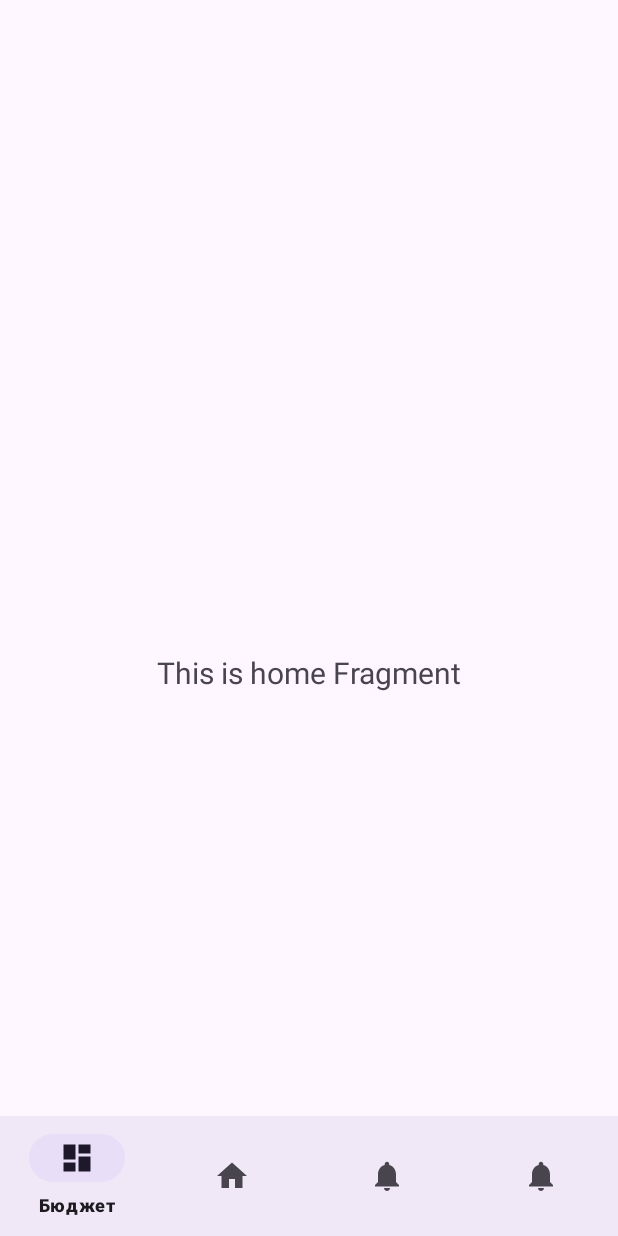
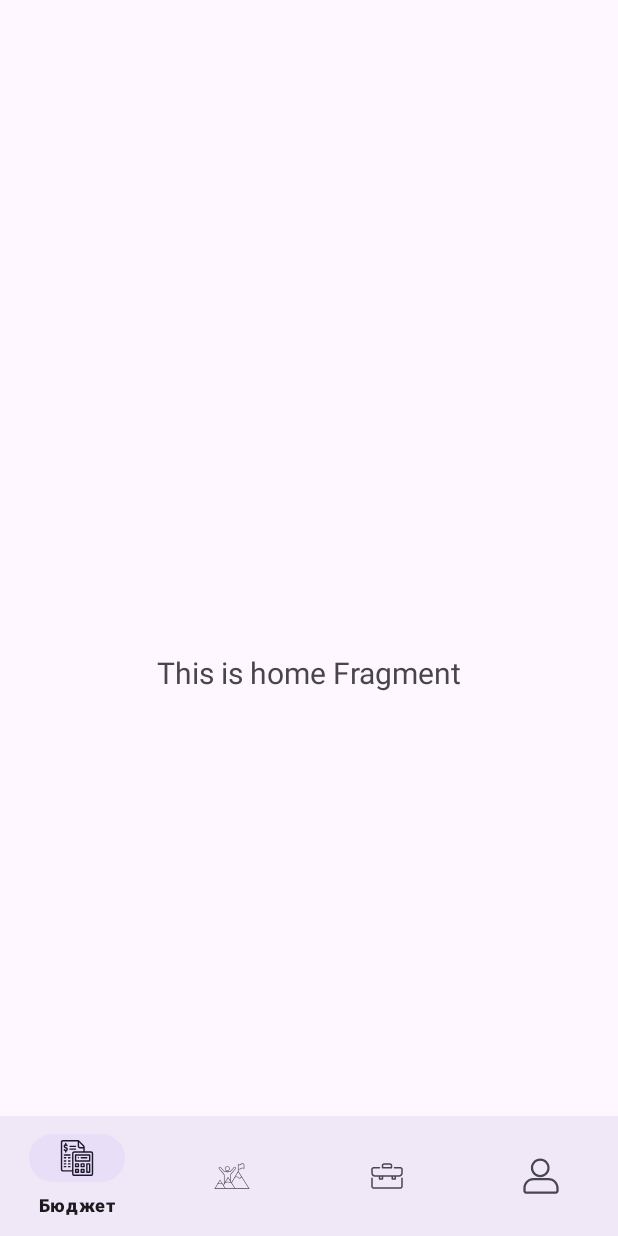
Before and after one commit to sanai1/Financial_Wunderwaffe, an Android app: the MainActivity screen opened directly, with no data from a screen before it, on a phone screen of 412 x 824 dp. Run offline under Robolectric (Android 15) with nearby library versions, the phone set to English and light mode, and no system bars; our stand-ins replace navigation-ui.

Commit message:
изменены иконки главных разделов приложения

```diff
--- /dev/null
+++ b/app/src/main/res/drawable/briefcase.xml
@@ -0,0 +1,9 @@
+<vector xmlns:android="http://schemas.android.com/apk/res/android"
+    android:width="48dp"
+    android:height="48dp"
+    android:viewportWidth="48"
+    android:viewportHeight="48">
+  <path
+      android:fillColor="#FF000000"
+      android:pathData="M45,27v11c0,1.654 -1.346,3 -3,3H6c-1.654,0 -3,-1.346 -3,-3V27c0,-0.553 0.448,-1 1,-1s1,0.447 1,1v11c0,0.552 0.449,1 1,1h36c0.552,0 1,-0.448 1,-1V27c0,-0.553 0.447,-1 1,-1S45,26.447 45,27zM17,13v-3c0,-1.654 1.346,-3 3,-3h8c1.654,0 3,1.346 3,3v3c0,0.552 -0.447,1 -1,1H18C17.448,14 17,13.552 17,13zM19,12h10v-2c0,-0.551 -0.448,-1 -1,-1h-8c-0.551,0 -1,0.449 -1,1V12zM45,15v5c0,2.757 -2.243,5 -5,5h-4v3c0,0.553 -0.447,1 -1,1h-4c-0.553,0 -1,-0.447 -1,-1v-3H19v3c0,0.553 -0.448,1 -1,1h-4c-0.552,0 -1,-0.447 -1,-1v-3H8c-2.757,0 -5,-2.243 -5,-5v-5c0,-1.654 1.346,-3 3,-3h8c0.552,0 1,0.448 1,1s-0.448,1 -1,1H6c-0.551,0 -1,0.449 -1,1v5c0,1.654 1.346,3 3,3h6h4h13h4h5c1.654,0 3,-1.346 3,-3v-5c0,-0.551 -0.448,-1 -1,-1h-8c-0.553,0 -1,-0.448 -1,-1s0.447,-1 1,-1h8C43.654,12 45,13.346 45,15zM17,25h-2v2h2V25zM34,25h-2v2h2V25z"/>
+</vector>
--- /dev/null
+++ b/app/src/main/res/drawable/budget.xml
@@ -0,0 +1,69 @@
+<vector xmlns:android="http://schemas.android.com/apk/res/android"
+    android:width="512dp"
+    android:height="512dp"
+    android:viewportWidth="512"
+    android:viewportHeight="512">
+  <path
+      android:fillColor="#FF000000"
+      android:pathData="M276,243c-5.52,0 -10,4.48 -10,10s4.48,10 10,10c5.52,0 10,-4.48 10,-10C286,247.48 281.52,243 276,243z"/>
+  <path
+      android:fillColor="#FF000000"
+      android:pathData="M96,100c-5.51,0 -10,-4.49 -10,-10s4.49,-10 10,-10c3.54,0 7.28,1.81 10.82,5.23c3.97,3.84 10.3,3.73 14.14,-0.23c3.84,-3.97 3.74,-10.3 -0.23,-14.14c-5.07,-4.91 -10.15,-7.69 -14.72,-9.2V50c0,-5.52 -4.48,-10 -10,-10s-10,4.48 -10,10v11.72C74.36,65.85 66,76.96 66,90c0,16.54 13.46,30 30,30c5.51,0 10,4.49 10,10s-4.49,10 -10,10c-4.27,0 -8.89,-2.69 -12.99,-7.56c-3.55,-4.23 -9.86,-4.77 -14.09,-1.22c-4.23,3.55 -4.77,9.86 -1.22,14.09c5.35,6.36 11.63,10.79 18.29,13.02V170c0,5.52 4.48,10 10,10s10,-4.48 10,-10v-11.72c11.64,-4.13 20,-15.24 20,-28.28C126,113.46 112.54,100 96,100z"/>
+  <path
+      android:fillColor="#FF000000"
+      android:pathData="M276,329h-40c-5.52,0 -10,4.48 -10,10v40c0,5.52 4.48,10 10,10h40c5.52,0 10,-4.48 10,-10v-40C286,333.48 281.52,329 276,329zM266,369h-20v-20h20V369z"/>
+  <path
+      android:fillColor="#FF000000"
+      android:pathData="M356,329h-40c-5.52,0 -10,4.48 -10,10v40c0,5.52 4.48,10 10,10h40c5.52,0 10,-4.48 10,-10v-40C366,333.48 361.52,329 356,329zM346,369h-20v-20h20V369z"/>
+  <path
+      android:fillColor="#FF000000"
+      android:pathData="M276,409h-40c-5.52,0 -10,4.48 -10,10v40c0,5.52 4.48,10 10,10h40c5.52,0 10,-4.48 10,-10v-40C286,413.48 281.52,409 276,409zM266,449h-20v-20h20V449z"/>
+  <path
+      android:fillColor="#FF000000"
+      android:pathData="M356,409h-40c-5.52,0 -10,4.48 -10,10v40c0,5.52 4.48,10 10,10h40c5.52,0 10,-4.48 10,-10v-40C366,413.48 361.52,409 356,409zM346,449h-20v-20h20V449z"/>
+  <path
+      android:fillColor="#FF000000"
+      android:pathData="M436,329h-40c-5.52,0 -10,4.48 -10,10v120c0,5.52 4.48,10 10,10h40c5.52,0 10,-4.48 10,-10V339C446,333.48 441.52,329 436,329zM426,449h-20V349h20V449z"/>
+  <path
+      android:fillColor="#FF000000"
+      android:pathData="M436,203H236c-5.52,0 -10,4.48 -10,10v86c0,5.52 4.48,10 10,10h200c5.52,0 10,-4.48 10,-10v-86C446,207.48 441.52,203 436,203zM426,289H246v-66h180V289z"/>
+  <path
+      android:fillColor="#FF000000"
+      android:pathData="M456,160h-90V99.59c0,-7.83 -3,-15.23 -8.43,-20.85L290.34,9.15c-2.89,-2.99 -6.44,-5.37 -10.26,-6.92c-0.14,-0.06 -0.27,-0.12 -0.41,-0.17c-0.01,-0 -0.02,-0.01 -0.03,-0.01C276.16,0.69 272.5,0 268.76,0H56C39.46,0 26,13.46 26,30v389c0,16.54 13.46,30 30,30h130v33c0,16.54 13.46,30 30,30h240c16.54,0 30,-13.46 30,-30V190C486,173.46 472.54,160 456,160zM286,33.44l57.19,59.2C345,94.51 346,96.98 346,99.59V100h-50c-5.51,0 -10,-4.49 -10,-10V33.44zM186,190v239H56c-5.51,0 -10,-4.49 -10,-10V30c0,-5.51 4.49,-10 10,-10h210v70c0,16.54 13.46,30 30,30h50v40H216C199.46,160 186,173.46 186,190zM466,482c0,5.51 -4.49,10 -10,10H216c-5.51,0 -10,-4.49 -10,-10V190c0,-5.51 4.49,-10 10,-10h240c5.51,0 10,4.49 10,10V482z"/>
+  <path
+      android:fillColor="#FF000000"
+      android:pathData="M396,243h-80c-5.52,0 -10,4.48 -10,10c0,5.52 4.48,10 10,10h80c5.52,0 10,-4.48 10,-10C406,247.48 401.52,243 396,243z"/>
+  <path
+      android:fillColor="#FF000000"
+      android:pathData="M236,120h-80c-5.52,0 -10,4.48 -10,10c0,5.52 4.48,10 10,10h80c5.52,0 10,-4.48 10,-10C246,124.48 241.52,120 236,120z"/>
+  <path
+      android:fillColor="#FF000000"
+      android:pathData="M236,80h-80c-5.52,0 -10,4.48 -10,10c0,5.52 4.48,10 10,10h80c5.52,0 10,-4.48 10,-10C246,84.48 241.52,80 236,80z"/>
+  <path
+      android:fillColor="#FF000000"
+      android:pathData="M156,203H76c-5.52,0 -10,4.48 -10,10c0,5.52 4.48,10 10,10h80c5.52,0 10,-4.48 10,-10C166,207.48 161.52,203 156,203z"/>
+  <path
+      android:fillColor="#FF000000"
+      android:pathData="M96,243H76c-5.52,0 -10,4.48 -10,10c0,5.52 4.48,10 10,10h20c5.52,0 10,-4.48 10,-10C106,247.48 101.52,243 96,243z"/>
+  <path
+      android:fillColor="#FF000000"
+      android:pathData="M156,243h-20c-5.52,0 -10,4.48 -10,10c0,5.52 4.48,10 10,10h20c5.52,0 10,-4.48 10,-10C166,247.48 161.52,243 156,243z"/>
+  <path
+      android:fillColor="#FF000000"
+      android:pathData="M96,289H76c-5.52,0 -10,4.48 -10,10c0,5.52 4.48,10 10,10h20c5.52,0 10,-4.48 10,-10C106,293.48 101.52,289 96,289z"/>
+  <path
+      android:fillColor="#FF000000"
+      android:pathData="M156,289h-20c-5.52,0 -10,4.48 -10,10c0,5.52 4.48,10 10,10h20c5.52,0 10,-4.48 10,-10C166,293.48 161.52,289 156,289z"/>
+  <path
+      android:fillColor="#FF000000"
+      android:pathData="M96,329H76c-5.52,0 -10,4.48 -10,10c0,5.52 4.48,10 10,10h20c5.52,0 10,-4.48 10,-10C106,333.48 101.52,329 96,329z"/>
+  <path
+      android:fillColor="#FF000000"
+      android:pathData="M156,329h-20c-5.52,0 -10,4.48 -10,10c0,5.52 4.48,10 10,10h20c5.52,0 10,-4.48 10,-10C166,333.48 161.52,329 156,329z"/>
+  <path
+      android:fillColor="#FF000000"
+      android:pathData="M96,369H76c-5.52,0 -10,4.48 -10,10c0,5.52 4.48,10 10,10h20c5.52,0 10,-4.48 10,-10C106,373.48 101.52,369 96,369z"/>
+  <path
+      android:fillColor="#FF000000"
+      android:pathData="M156,369h-20c-5.52,0 -10,4.48 -10,10c0,5.52 4.48,10 10,10h20c5.52,0 10,-4.48 10,-10C166,373.48 161.52,369 156,369z"/>
+</vector>
--- /dev/null
+++ b/app/src/main/res/drawable/goal.xml
@@ -0,0 +1,39 @@
+<vector xmlns:android="http://schemas.android.com/apk/res/android"
+    android:width="94dp"
+    android:height="94dp"
+    android:viewportWidth="94"
+    android:viewportHeight="94">
+  <path
+      android:fillColor="#FF000000"
+      android:pathData="M2.8,80.11A0.75,0.75 0,0 1,2.15 79L14.89,57.24a0.75,0.75 0,0 1,0.63 -0.38,0.78 0.78,0 0,1 0.65,0.35L29.92,79a0.76,0.76 0,0 1,-0.24 1,0.75 0.75,0 0,1 -1,-0.24L15.56,59.06 3.44,79.74A0.74,0.74 0,0 1,2.8 80.11Z"/>
+  <path
+      android:fillColor="#FF000000"
+      android:pathData="M54.76,80.11a0.73,0.73 0,0 1,-0.63 -0.35L36.69,52.18 25,72.07a0.75,0.75 0,0 1,-1 0.27,0.77 0.77,0 0,1 -0.27,-1L36,50.36a0.72,0.72 0,0 1,0.63 -0.37,0.74 0.74,0 0,1 0.65,0.35L55.4,79a0.76,0.76 0,0 1,-0.24 1A0.8,0.8 0,0 1,54.76 80.11Z"/>
+  <path
+      android:fillColor="#FF000000"
+      android:pathData="M91.25,80.11a0.74,0.74 0,0 1,-0.64 -0.35L63.28,36.54 46.36,65.43a0.75,0.75 0,1 1,-1.29 -0.76L62.61,34.72a0.73,0.73 0,0 1,0.64 -0.37,0.76 0.76,0 0,1 0.64,0.34L91.88,79a0.76,0.76 0,0 1,-0.23 1A0.86,0.86 0,0 1,91.25 80.11Z"/>
+  <path
+      android:fillColor="#FF000000"
+      android:pathData="M13.69,68a4.51,4.51 0,0 1,-3.61 -1.63,0.73 0.73,0 0,1 0.17,-1 0.74,0.74 0,0 1,1 0.16c0.06,0.07 1.23,1.56 3.85,0.78a11.33,11.33 0,0 1,6.74 0.28,0.75 0.75,0 0,1 -0.56,1.39 9.92,9.92 0,0 0,-5.75 -0.23A6.48,6.48 0,0 1,13.69 68Z"/>
+  <path
+      android:fillColor="#FF000000"
+      android:pathData="M31.76,64.64a3.35,3.35 0,0 1,-2.83 -1.36,0.75 0.75,0 0,1 1.25,-0.83c0.11,0.15 1.09,1.41 3.58,0.11 1.81,-0.94 3.62,-0.48 5.37,0s3.38,0.86 5.15,0.06A0.75,0.75 0,0 1,44.9 64c-2.25,1 -4.32,0.5 -6.14,0 -1.61,-0.41 -3,-0.77 -4.31,-0.08A5.92,5.92 0,0 1,31.76 64.64Z"/>
+  <path
+      android:fillColor="#FF000000"
+      android:pathData="M67,53.46a4.76,4.76 0,0 1,-3.74 -1.74c-3.53,-4.26 -8.47,-0.55 -8.68,-0.39a0.75,0.75 0,0 1,-0.91 -1.19c2.15,-1.67 7.18,-3.68 10.74,0.63a3.41,3.41 0,0 0,3.42 1.1,4.56 4.56,0 0,0 3.43,-3.24 0.75,0.75 0,0 1,1.44 0.41,6 6,0 0,1 -4.56,4.29A5,5 0,0 1,67 53.46Z"/>
+  <path
+      android:fillColor="#FF000000"
+      android:pathData="M63.26,35.85a0.75,0.75 0,0 1,-0.75 -0.75L62.51,28.19h0L62.51,16.61a0.76,0.76 0,0 1,0.5 -0.71,0.77 0.77,0 0,1 0.84,0.25 3.62,3.62 0,0 0,2.44 1.23c1.27,0.06 2.61,-0.66 4,-2.12l0.1,-0.09A6.33,6.33 0,0 1,75.08 14a6.17,6.17 0,0 1,4 3,0.76 0.76,0 0,1 0.13,0.41L79.21,27.56a0.75,0.75 0,0 1,-0.44 0.68,0.73 0.73,0 0,1 -0.8,-0.11s-3.32,-2.76 -5.55,-0.81c-3,2.62 -6,3.39 -8.43,2.23L63.99,35.1A0.76,0.76 0,0 1,63.26 35.85ZM64.01,27.85c2.67,1.9 5.79,-0.18 7.44,-1.63 2,-1.74 4.55,-1.05 6.28,-0.06L77.73,17.56a4.65,4.65 0,0 0,-2.92 -2.11,4.75 4.75,0 0,0 -3.49,0.9c-1.69,1.76 -3.43,2.62 -5.13,2.53A4.88,4.88 0,0 1,64 18.21Z"/>
+  <path
+      android:fillColor="#FF000000"
+      android:pathData="M34.81,34.3a6.38,6.38 0,1 1,6.37 -6.38A6.38,6.38 0,0 1,34.81 34.3ZM34.81,23.04a4.88,4.88 0,1 0,4.87 4.88A4.89,4.89 0,0 0,34.81 23Z"/>
+  <path
+      android:fillColor="#FF000000"
+      android:pathData="M34.8,37.11a9.15,9.15 0,0 1,-4.49 -1.18,0.75 0.75,0 1,1 0.74,-1.3 7.68,7.68 0,0 0,7.51 0,0.75 0.75,0 0,1 0.74,1.31A9.29,9.29 0,0 1,34.8 37.11Z"/>
+  <path
+      android:fillColor="#FF000000"
+      android:pathData="M26.79,68.35A0.74,0.74 0,0 1,26 67.6V45.77a5.24,5.24 0,0 0,-1.26 -3.4l-12,-14a3.35,3.35 0,0 1,0.14 -4.52,3.29 3.29,0 0,1 2.51,-1A3.35,3.35 0,0 1,17.9 24l9.23,10.58h3.55a0.79,0.79 0,0 1,0.37 0.1,7.68 7.68,0 0,0 7.51,0 0.69,0.69 0,0 1,0.37 -0.1h3.55L51.71,24a3.34,3.34 0,0 1,2.45 -1.15,3.4 3.4,0 0,1 2.51,1 3.34,3.34 0,0 1,0.13 4.52l-12,14a5.23,5.23 0,0 0,-1.25 3.4V60.48a0.75,0.75 0,0 1,-0.75 0.75h0a0.74,0.74 0,0 1,-0.75 -0.75V45.77a6.72,6.72 0,0 1,1.61 -4.37l12,-14a1.86,1.86 0,0 0,-0.07 -2.51,1.87 1.87,0 0,0 -2.75,0.07L43.45,35.7a0.74,0.74 0,0 1,-0.62 0.33H39.12a9.3,9.3 0,0 1,-8.63 0h-3.7a0.73,0.73 0,0 1,-0.57 -0.26L16.77,24.94a1.83,1.83 0,0 0,-1.36 -0.64,1.81 1.81,0 0,0 -1.39,0.57 1.86,1.86 0,0 0,-0.08 2.51l12,14a6.71,6.71 0,0 1,1.62 4.37V67.6A0.75,0.75 0,0 1,26.79 68.35Z"/>
+  <path
+      android:fillColor="#FF000000"
+      android:pathData="M92,80.11H2a0.75,0.75 0,0 1,0 -1.5H92a0.75,0.75 0,0 1,0 1.5Z"/>
+</vector>
--- /dev/null
+++ b/app/src/main/res/drawable/lk.xml
@@ -0,0 +1,14 @@
+<vector xmlns:android="http://schemas.android.com/apk/res/android"
+    android:width="24dp"
+    android:height="24dp"
+    android:viewportWidth="24"
+    android:viewportHeight="24">
+  <path
+      android:pathData="M0.25,20C0.25,16.272 3.272,13.25 7,13.25H17C20.728,13.25 23.75,16.272 23.75,20V22C23.75,22.966 22.966,23.75 22,23.75H2C1.033,23.75 0.25,22.966 0.25,22V20ZM7,14.75C4.101,14.75 1.75,17.101 1.75,20V22C1.75,22.138 1.862,22.25 2,22.25H22C22.138,22.25 22.25,22.138 22.25,22V20C22.25,17.101 19.899,14.75 17,14.75H7Z"
+      android:fillColor="#000000"
+      android:fillType="evenOdd"/>
+  <path
+      android:pathData="M11.5,1.75C8.877,1.75 6.75,3.877 6.75,6.5C6.75,9.123 8.877,11.25 11.5,11.25C14.123,11.25 16.25,9.123 16.25,6.5C16.25,3.877 14.123,1.75 11.5,1.75ZM5.25,6.5C5.25,3.048 8.048,0.25 11.5,0.25C14.952,0.25 17.75,3.048 17.75,6.5C17.75,9.952 14.952,12.75 11.5,12.75C8.048,12.75 5.25,9.952 5.25,6.5Z"
+      android:fillColor="#000000"
+      android:fillType="evenOdd"/>
+</vector>
--- a/app/src/main/res/menu/bottom_nav_menu.xml
+++ b/app/src/main/res/menu/bottom_nav_menu.xml
@@ -3,22 +3,22 @@
 
     <item
         android:id="@+id/navigation_budget"
-        android:icon="@drawable/ic_dashboard_black_24dp"
+        android:icon="@drawable/budget"
         android:title="@string/title_budget" />
 
     <item
         android:id="@+id/navigation_goal"
-        android:icon="@drawable/ic_home_black_24dp"
+        android:icon="@drawable/goal"
         android:title="@string/title_goal" />
 
     <item
         android:id="@+id/navigation_briefcase"
-        android:icon="@drawable/ic_notifications_black_24dp"
+        android:icon="@drawable/briefcase"
         android:title="@string/title_briefcase" />
 
     <item
         android:id="@+id/navigation_LK"
-        android:icon="@drawable/ic_notifications_black_24dp"
+        android:icon="@drawable/lk"
         android:title="@string/title_LK" />
 
 </menu>
```
Also changed, not shown: app/src/main/icon_png/biefcase.png (added), app/src/main/icon_png/budget.png (added), app/src/main/icon_png/goal.png (added), app/src/main/icon_png/ic_briefcase-playstore.png (added), app/src/main/icon_png/ic_budget-playstore.png (added), app/src/main/icon_png/lk.png (added), app/src/main/icon_svg/briefcase.svg (added), app/src/main/icon_svg/budget.svg (added), app/src/main/icon_svg/goal.svg (added), app/src/main/icon_svg/lk.svg (added).
